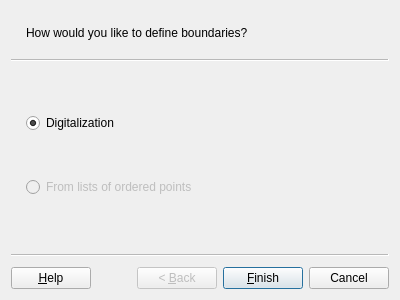
First picture: the form in Asistente-LADM_COL/ui/wiz_define_boundaries_cadaster.ui, repository SwissTierrasColombia/Asistente-LADM-COL, before the edit.
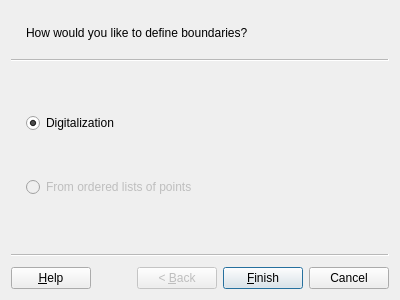
Second picture: the form after the edit.

Commit message: Add missing translations for dialogs

```diff
--- a/Asistente-LADM_COL/ui/wiz_define_boundaries_cadaster.ui
+++ b/Asistente-LADM_COL/ui/wiz_define_boundaries_cadaster.ui
@@ -75,7 +75,7 @@
        <string>Use lists of ordered points defining boundaries</string>
       </property>
       <property name="text">
-       <string>From lists of ordered points</string>
+       <string>From ordered lists of points</string>
       </property>
      </widget>
     </item>
```
Left out of the diff: 2 changed lines with no effect on the pictures. The commit also changes 2 other files.
